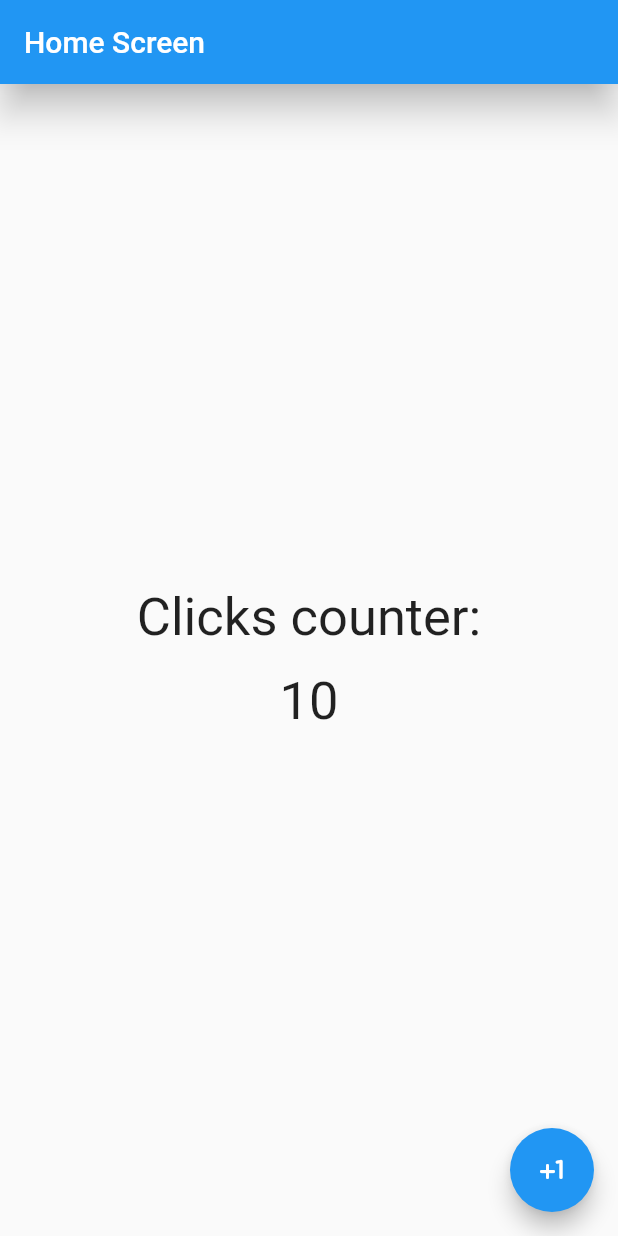
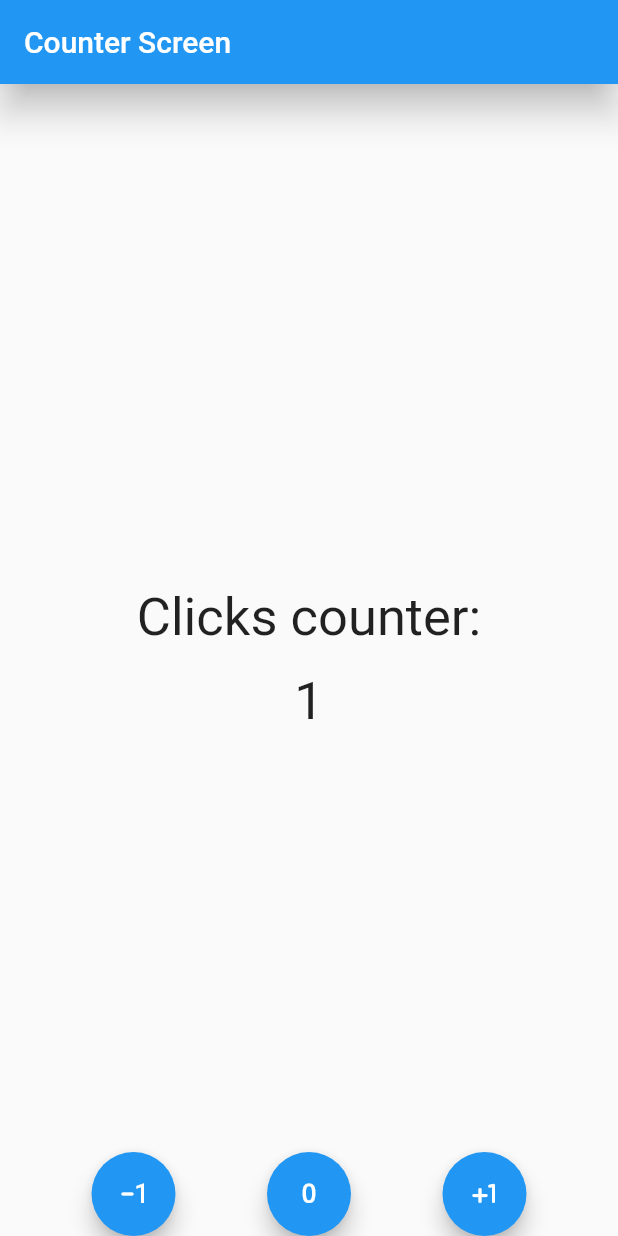
Before and after one commit to HgChvz/fl_counter, a Flutter app: the screen it shows after launch, on a phone screen of 412 x 824 dp. Run offline on Flutter 3.47's test engine with Material 2 defaults, Android fonts, the phone set to English and light mode, and no system bars.

Commit message:
Se agregaron botones y se hicieron funcional

```diff
--- a/lib/main.dart
+++ b/lib/main.dart
@@ -1,3 +1,4 @@
+import 'package:fl_counter/screens/counter_screen.dart';
 import 'package:flutter/material.dart';
 
 import 'package:fl_counter/screens/home_screen.dart';
@@ -19,7 +20,8 @@
   Widget build(BuildContext context) {
     return const MaterialApp(
       debugShowCheckedModeBanner: false,
-      home: HomeScreen(),
+      //home: HomeScreen(),
+      home: CounterScreen(),
     );
   }
 
--- /dev/null
+++ b/lib/screens/counter_screen.dart
@@ -0,0 +1,76 @@
+
+import 'package:flutter/material.dart';
+import 'package:flutter/widgets.dart';
+
+class CounterScreen extends StatefulWidget {
+
+  const CounterScreen({
+    Key? key
+  }) : super(key: key);
+
+  @override
+  State<CounterScreen> createState() => _CounterScreenState();
+}
+
+class _CounterScreenState extends State<CounterScreen> {
+
+   int counter = 1;
+
+  @override
+  Widget build(BuildContext context) {
+
+    TextStyle fontSize35 = const TextStyle(fontSize: 35);
+
+
+    return Scaffold(
+
+      appBar: AppBar(
+        title: const Text('Counter Screen'),
+        elevation: 10.0,
+      ),
+      body: Center(
+          child: Column(
+            mainAxisAlignment: MainAxisAlignment.center,
+            children: [
+              Text('Clicks counter:', style: fontSize35),
+              const SizedBox(height: 15, ),
+              Text('$counter', style: fontSize35),
+            ],
+          ),
+      ),
+      floatingActionButtonLocation: FloatingActionButtonLocation.centerDocked,
+      floatingActionButton: Row(
+        mainAxisAlignment: MainAxisAlignment.spaceEvenly,
+        children: [
+          FloatingActionButton(
+            child: const Icon(Icons.exposure_minus_1_rounded),
+            onPressed: () {
+              counter--;
+              setState( () {} );
+            },
+          ),
+
+          //const SizedBox(width: 20,),
+
+          FloatingActionButton(
+            child: const Icon(Icons.exposure_zero_rounded),
+            onPressed: () {
+              counter = 0;
+              setState( () {} );
+            },
+          ),
+
+          //const SizedBox(width: 20,),
+
+          FloatingActionButton(
+            child: const Icon(Icons.plus_one_rounded),
+            onPressed: () {
+              counter++;
+              setState( () {} );
+            },
+          ),
+        ],
+      ),
+    );
+  }
+}
--- a/lib/screens/home_screen.dart
+++ b/lib/screens/home_screen.dart
@@ -12,6 +12,7 @@ class HomeScreen extends StatelessWidget {
   Widget build(BuildContext context) {
 
     TextStyle fontSize35 = const TextStyle(fontSize: 35);
+    int counter = 0;
 
     return Scaffold(
 
@@ -25,13 +26,16 @@ class HomeScreen extends StatelessWidget {
             children: [
               Text('Clicks counter:', style: fontSize35),
               const SizedBox(height: 15, ),
-              Text('10', style: fontSize35),
+              Text('$counter', style: fontSize35),
             ],
           ),
       ),
+      //floatingActionButtonLocation: FloatingActionButtonLocation.centerFloat,
       floatingActionButton: FloatingActionButton(
         child: const Icon(Icons.plus_one_rounded),
-        onPressed: () {},
+        onPressed: () {
+          counter++;
+        },
 
       ),
     );
```
